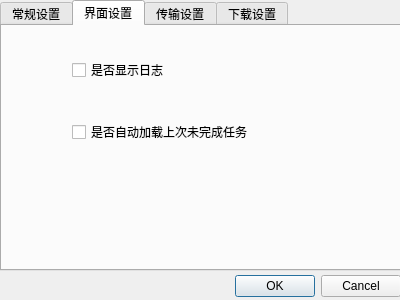
Qt form Client/ftpClient/setting.ui (cooee/FTP) before a commit.
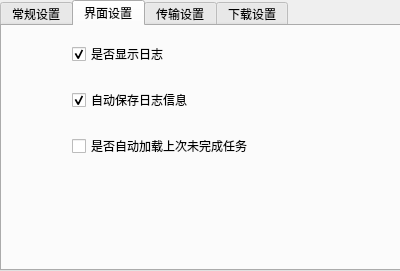
The same form after that commit. The open tabs and pages were chosen to show the change.

```diff
--- a/Client/ftpClient/setting.ui
+++ b/Client/ftpClient/setting.ui
@@ -7,28 +7,12 @@
     <x>0</x>
     <y>0</y>
     <width>400</width>
-    <height>300</height>
+    <height>271</height>
    </rect>
   </property>
   <property name="windowTitle">
    <string>设置</string>
   </property>
-  <widget class="QDialogButtonBox" name="buttonBox">
-   <property name="geometry">
-    <rect>
-     <x>60</x>
-     <y>270</y>
-     <width>341</width>
-     <height>32</height>
-    </rect>
-   </property>
-   <property name="orientation">
-    <enum>Qt::Horizontal</enum>
-   </property>
-   <property name="standardButtons">
-    <set>QDialogButtonBox::Cancel|QDialogButtonBox::Ok</set>
-   </property>
-  </widget>
   <widget class="QWidget" name="gridLayoutWidget">
    <property name="geometry">
     <rect>
@@ -140,6 +124,19 @@
            <property name="text">
             <string>是否显示日志</string>
            </property>
+           <property name="checked">
+            <bool>true</bool>
+           </property>
+          </widget>
+         </item>
+         <item>
+          <widget class="QCheckBox" name="mAutoSaveLog">
+           <property name="text">
+            <string>自动保存日志信息</string>
+           </property>
+           <property name="checked">
+            <bool>true</bool>
+           </property>
           </widget>
          </item>
          <item>
```
Left out of the diff: 37 changed lines with no effect on the pictures.
